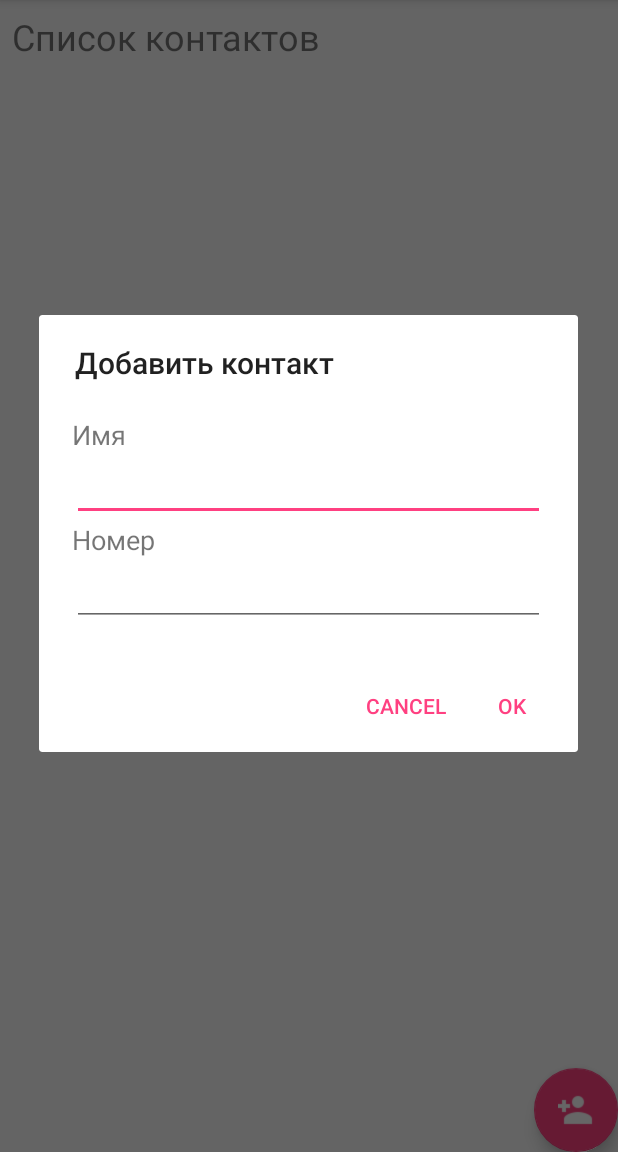
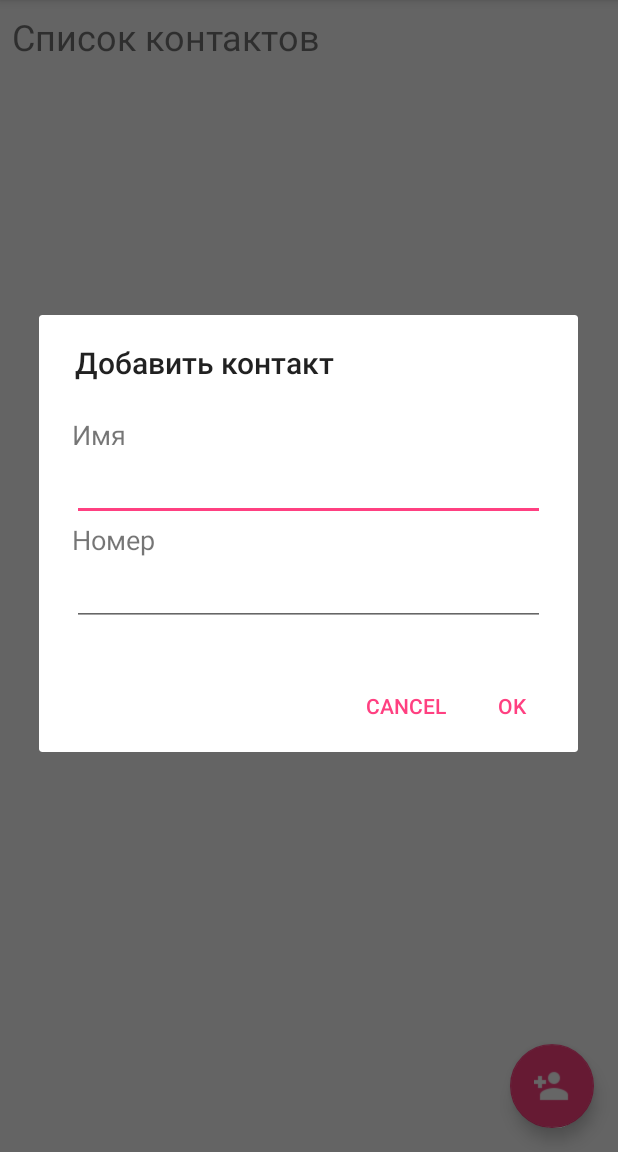
Before and after one commit to NikPikhmanets/ListStudents, an Android app: the PhoneBookActivity screen opened directly, with no data from a screen before it, after a tap on an icon or button, on a phone screen of 412 x 824 dp, the part 84-1236 px from its top. Run offline under Robolectric (Android 15) with nearby library versions, the phone set to English and light mode, and no system bars; our stand-ins replace Picasso; pictures from the network do not load; 2 statements that could not run were skipped.

Commit message:
fix bugs

```diff
--- a/app/src/main/java/com/example/studentslist/realm/data/User.java
+++ b/app/src/main/java/com/example/studentslist/realm/data/User.java
@@ -57,7 +57,6 @@ public class User extends RealmObject {
     public void setLinkGit(String linkGit) {
         this.linkGit = linkGit;
     }
-
 
     public List<User> getUserList() {
         List<User> userList = new ArrayList<>();;
--- a/app/src/main/res/layout/activity_phone_book.xml
+++ b/app/src/main/res/layout/activity_phone_book.xml
@@ -24,14 +24,12 @@
 
     <android.support.design.widget.FloatingActionButton
         android:id="@+id/fab"
-
         android:layout_width="wrap_content"
         android:layout_height="wrap_content"
         android:layout_alignParentBottom="true"
         android:layout_alignParentEnd="true"
         android:clickable="true"
-
+        android:layout_margin="16dp"
         app:srcCompat="@drawable/ic_person_add_white_24dp" />
 
-
 </RelativeLayout>
--- a/app/src/main/res/values-v21/styles.xml
+++ b/app/src/main/res/values-v21/styles.xml
@@ -1,9 +1,11 @@
 <resources>
 
-    <style name="AppTheme.NoActionBar">
+    <style name="AppTheme.NoActionBar" parent="Theme.AppCompat.DayNight.NoActionBar">
+        <item name="colorPrimary">@color/colorPrimary</item>
+        <item name="colorPrimaryDark">@color/colorPrimaryDark</item>
+        <item name="colorAccent">@color/colorAccent</item>
         <item name="windowActionBar">false</item>
         <item name="windowNoTitle">true</item>
-        <item name="android:windowDrawsSystemBarBackgrounds">true</item>
-        <item name="android:statusBarColor">@android:color/transparent</item>
+
     </style>
 </resources>
--- a/app/src/main/res/values/styles.xml
+++ b/app/src/main/res/values/styles.xml
@@ -9,7 +9,7 @@
 
     </style>
 
-    <style name="AppTheme.NoActionBar">
+    <style name="AppTheme.NoActionBar" parent="Theme.AppCompat.DayNight.NoActionBar">
         <item name="colorPrimary">@color/colorPrimary</item>
         <item name="colorPrimaryDark">@color/colorPrimaryDark</item>
         <item name="colorAccent">@color/colorAccent</item>
@@ -27,12 +27,6 @@
         <item name="android:textColor">@color/white</item>
     </style>
 
-    <style name="AppThemeNoAB" parent="Theme.AppCompat.Light.NoActionBar">
-        <item name="colorPrimary">@color/colorPrimary</item>
-        <item name="colorPrimaryDark">@color/colorPrimaryDark</item>
-        <item name="colorAccent">@color/colorAccent</item>
-    </style>
-
     <style name="SplashTheme" parent="Theme.AppCompat.NoActionBar">
         <item name="android:windowBackground">@drawable/background_splash</item>
     </style>
```
Also changed, not shown: app/src/main/java/com/example/studentslist/realm/RealmActivity.java (+7 -4 lines).
